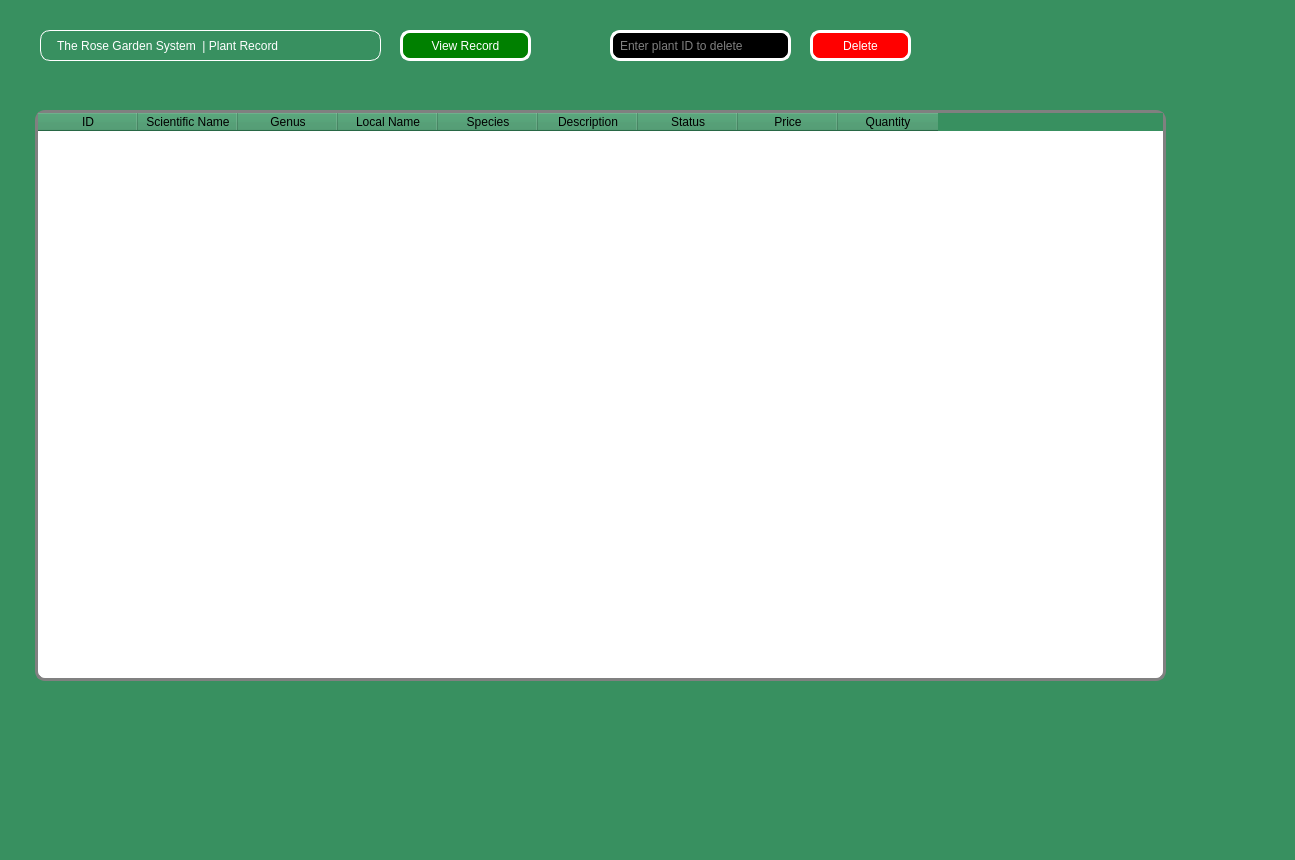
This is viewplants.ui in Rabsoninnora/RoseGardenPlantCareSystem as Qt 5 draws it before an edit. The edited form follows.
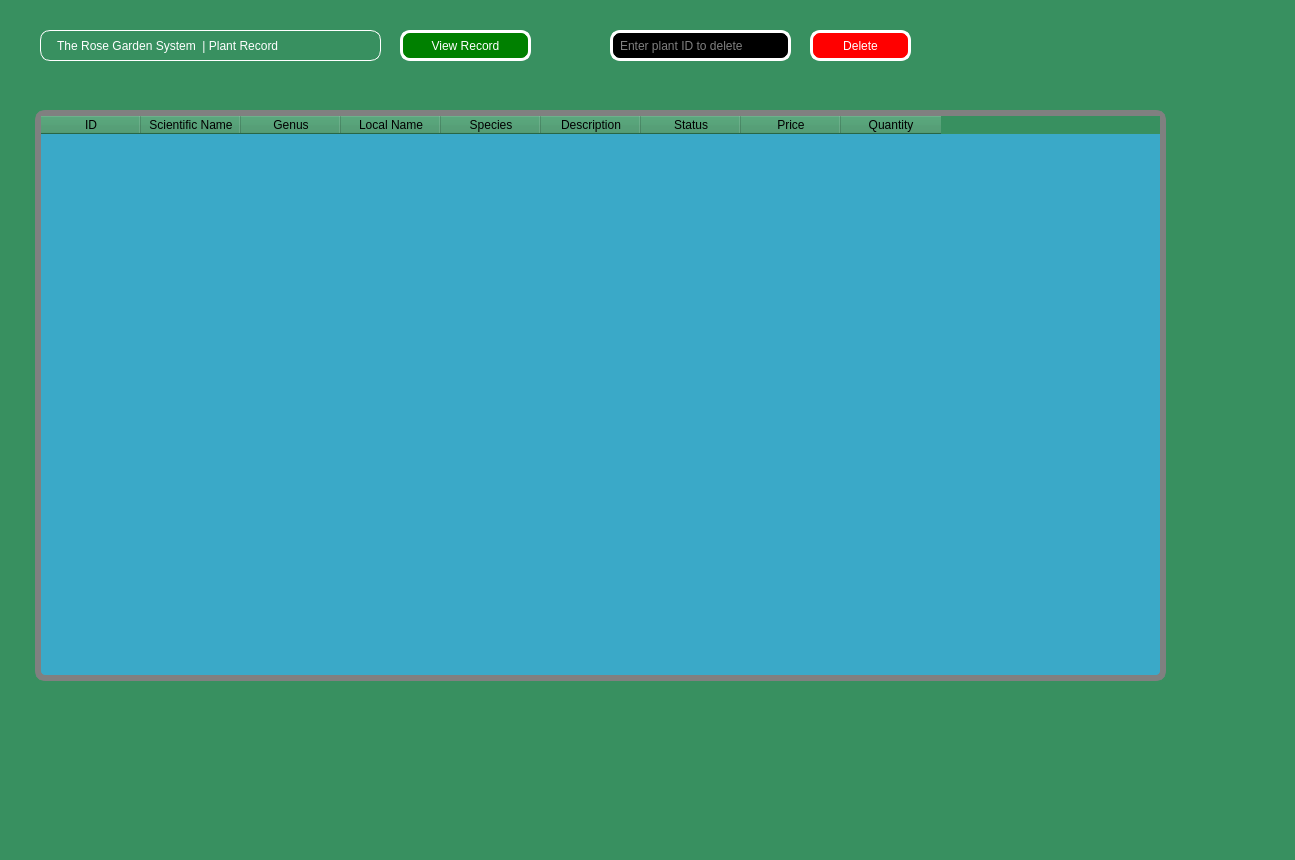
This is the edited form. Icons and pictures are not drawn.

```diff
--- a/viewplants.ui
+++ b/viewplants.ui
@@ -129,18 +129,17 @@
     </rect>
    </property>
    <property name="styleSheet">
-    <string notr="true"> 
-
+    <string notr="true">
  QTableWidget 
 {
 
-  border:3px solid gray;
+  border:6px solid gray;
   border-radius: 10px;
-  background: rgb(255, 255, 255);
- 
+  background: rgb(58, 169, 200);
   color: rgb(0, 0, 0);;
 
-}</string>
+}
+</string>
    </property>
    <column>
     <property name="text">
```
